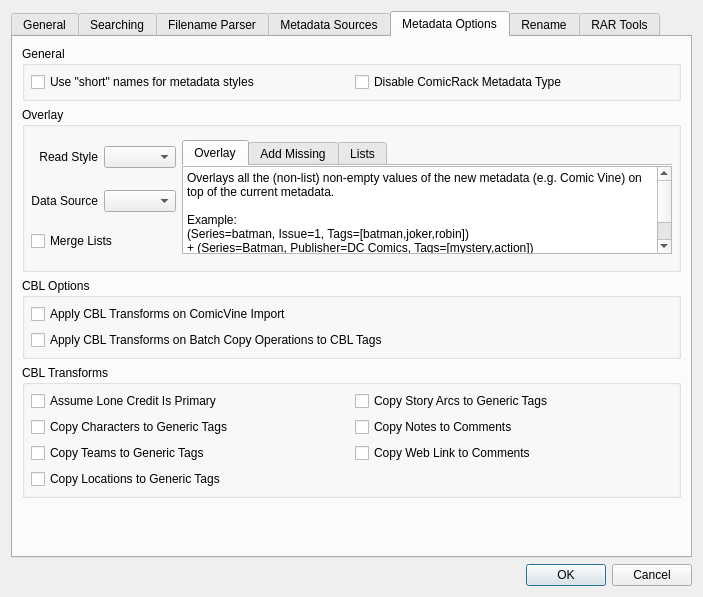
comictagger/comictagger, file comictaggerlib/ui/settingswindow.ui: the form before one commit.
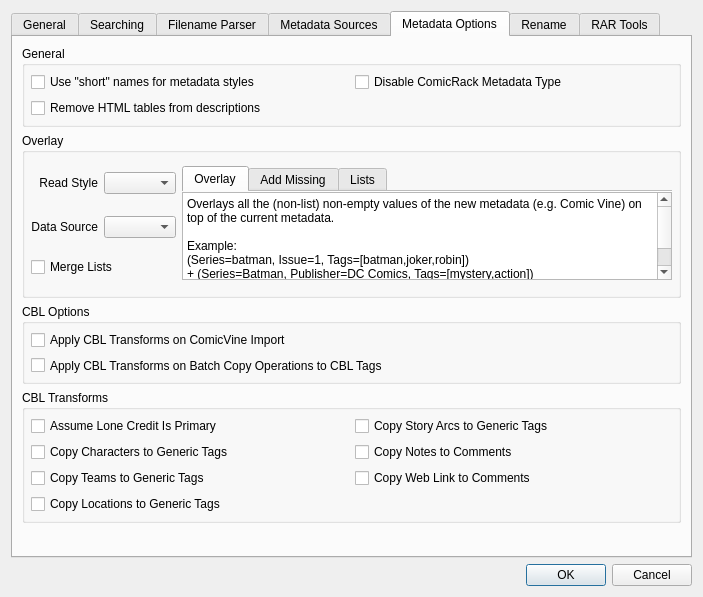
The form after the commit.

Commit message: Add remove HTML tables back

Diff of the .ui file:
```diff
--- a/comictaggerlib/ui/settingswindow.ui
+++ b/comictaggerlib/ui/settingswindow.ui
@@ -481,6 +481,13 @@
               </property>
              </widget>
             </item>
+            <item row="1" column="0">
+             <widget class="QCheckBox" name="cbxRemoveHtmlTables">
+              <property name="text">
+               <string>Remove HTML tables from descriptions</string>
+              </property>
+             </widget>
+            </item>
            </layout>
           </widget>
          </item>
```
The commit also changes 3 other files.
